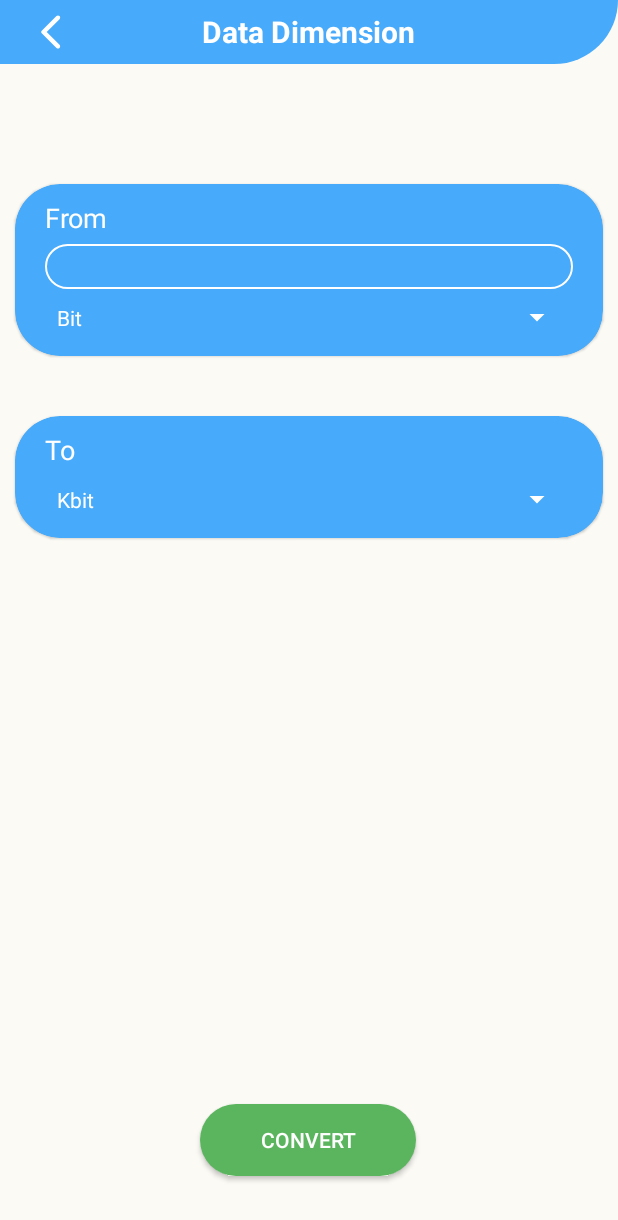
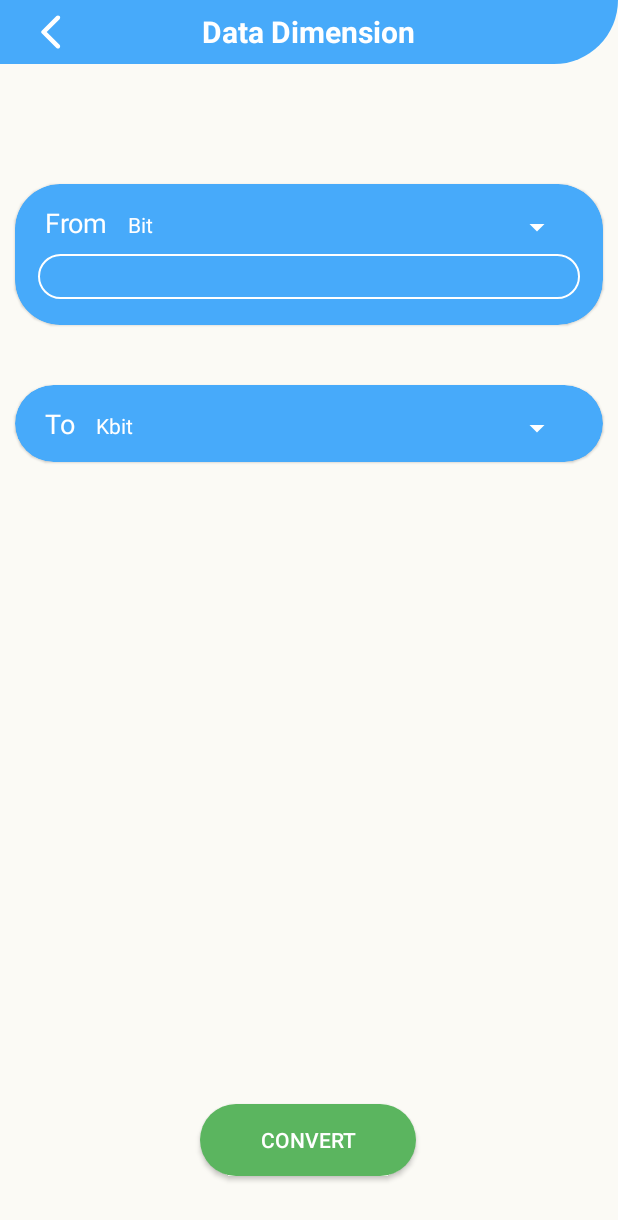
Before and after one commit to ItzDavi/Simple-Converter, an Android app: the screen it shows after launch (ConverterActivity), after a tap on "Data", on a phone screen of 412 x 824 dp. Shown: the top 1220 px of the screen. Run offline under Robolectric (Android 15) with nearby library versions, the light colour scheme and no system bars.

Commit message:
Modified ConverterActivity layout

```diff
--- a/app/src/main/res/layout/activity_converter.xml
+++ b/app/src/main/res/layout/activity_converter.xml
@@ -76,51 +76,57 @@
             app:layout_constraintStart_toStartOf="parent"
             app:layout_constraintTop_toTopOf="parent">
 
-            <TextView
-                android:id="@+id/from_textview"
-                android:layout_width="wrap_content"
-                android:layout_height="wrap_content"
-                android:layout_marginStart="20dp"
-                android:text="From"
-                android:textSize="18sp"
-                android:textColor="@color/white"
-                app:layout_constraintStart_toStartOf="parent"
-                app:layout_constraintTop_toTopOf="parent" />
-
             <LinearLayout
                 android:id="@+id/from_linear_layout"
                 android:layout_width="match_parent"
                 android:layout_height="wrap_content"
-                android:layout_marginHorizontal="20dp"
-                android:layout_marginTop="5dp"
-                android:orientation="vertical"
+                android:orientation="horizontal"
+                android:paddingHorizontal="20dp"
                 app:layout_constraintEnd_toEndOf="parent"
                 app:layout_constraintStart_toStartOf="parent"
-                app:layout_constraintTop_toBottomOf="@+id/from_textview">
+                app:layout_constraintTop_toTopOf="parent">
 
-                <EditText
-                    android:id="@+id/from_edittext"
-                    android:layout_width="match_parent"
+                <TextView
+                    android:id="@+id/from_textview"
+                    android:layout_width="0dp"
                     android:layout_height="wrap_content"
-                    android:layout_weight="0.8"
-                    android:paddingVertical="5dp"
-                    android:paddingHorizontal="10dp"
-                    android:textStyle="bold"
-                    android:maxLines="1"
-                    android:background="@drawable/custom_converter_edittext"
+                    android:layout_weight="0.15"
+                    android:text="From"
+                    android:paddingVertical="3dp"
                     android:textColor="@color/white"
-                    android:textSize="14sp" />
+                    android:textSize="18sp"
+                    app:layout_constraintStart_toStartOf="parent"
+                    app:layout_constraintTop_toTopOf="parent" />
 
                 <Spinner
                     android:id="@+id/from_spinner"
-                    android:layout_width="match_parent"
+                    android:layout_width="0dp"
                     android:layout_height="wrap_content"
-                    android:layout_weight="0.3"
-                    android:layout_marginTop="3dp"
+                    android:layout_weight="0.9"
                     android:backgroundTint="@color/white"
                     android:spinnerMode="dropdown" />
 
             </LinearLayout>
+
+            <EditText
+                android:id="@+id/from_edittext"
+                android:layout_width="match_parent"
+                android:layout_height="wrap_content"
+                android:layout_weight="0.8"
+                android:background="@drawable/custom_converter_edittext"
+                android:maxLines="1"
+                android:layout_marginHorizontal="15dp"
+                android:paddingHorizontal="10dp"
+                android:layout_marginTop="5dp"
+                android:paddingVertical="5dp"
+                android:layout_marginBottom="7dp"
+                android:textColor="@color/white"
+                android:textSize="14sp"
+                android:textStyle="bold"
+                app:layout_constraintEnd_toEndOf="parent"
+                app:layout_constraintStart_toStartOf="parent"
+                app:layout_constraintBottom_toBottomOf="parent"
+                app:layout_constraintTop_toBottomOf="@id/from_linear_layout" />
 
         </androidx.constraintlayout.widget.ConstraintLayout>
 
@@ -138,20 +144,24 @@
         app:layout_constraintStart_toStartOf="parent"
         app:layout_constraintTop_toBottomOf="@+id/from_cardview_layout">
 
-        <androidx.constraintlayout.widget.ConstraintLayout
+        <LinearLayout
+            android:id="@+id/to_linear_layout"
             android:layout_width="match_parent"
             android:layout_height="wrap_content"
+            android:paddingHorizontal="20dp"
             android:paddingVertical="10dp"
+            android:orientation="horizontal"
             app:layout_constraintEnd_toEndOf="parent"
             app:layout_constraintStart_toStartOf="parent"
             app:layout_constraintTop_toTopOf="parent">
 
             <TextView
                 android:id="@+id/to_textview"
-                android:layout_width="wrap_content"
+                android:layout_width="0dp"
                 android:layout_height="wrap_content"
-                android:layout_marginStart="20dp"
+                android:layout_weight="0.08"
                 android:text="To"
+                android:paddingVertical="3dp"
                 android:textColor="@color/white"
                 android:textSize="18sp"
                 app:layout_constraintStart_toStartOf="parent"
@@ -159,11 +169,9 @@
 
             <Spinner
                 android:id="@+id/to_spinner"
-                android:layout_width="match_parent"
+                android:layout_width="0dp"
                 android:layout_height="wrap_content"
-                android:layout_marginHorizontal="20dp"
-                android:layout_weight="0.3"
-                android:layout_marginTop="5dp"
+                android:layout_weight="0.9"
                 android:backgroundTint="@color/white"
                 android:popupBackground="@color/white"
                 android:spinnerMode="dropdown"
@@ -171,7 +179,7 @@
                 app:layout_constraintStart_toStartOf="parent"
                 app:layout_constraintTop_toBottomOf="@+id/to_textview" />
 
-        </androidx.constraintlayout.widget.ConstraintLayout>
+        </LinearLayout>
 
     </com.google.android.material.card.MaterialCardView>
 
@@ -181,6 +189,9 @@
         android:layout_height="wrap_content"
         android:text="Tap to copy"
         android:visibility="gone"
+        android:textStyle="italic"
+        android:textSize="12sp"
+        android:layout_marginBottom="3dp"
         app:layout_constraintBottom_toTopOf="@+id/result_cardview"
         app:layout_constraintEnd_toEndOf="parent"
         app:layout_constraintStart_toStartOf="parent" />
--- a/app/src/main/res/layout/custom_spinner_layout.xml
+++ b/app/src/main/res/layout/custom_spinner_layout.xml
@@ -6,6 +6,6 @@
     android:ellipsize="end"
     android:maxLines="1"
     android:textColor="@color/white"
-    android:paddingHorizontal="8dp"
-    android:paddingVertical="6dp">
+    android:paddingHorizontal="5dp"
+    android:paddingBottom="3dp">
 </TextView>
```
